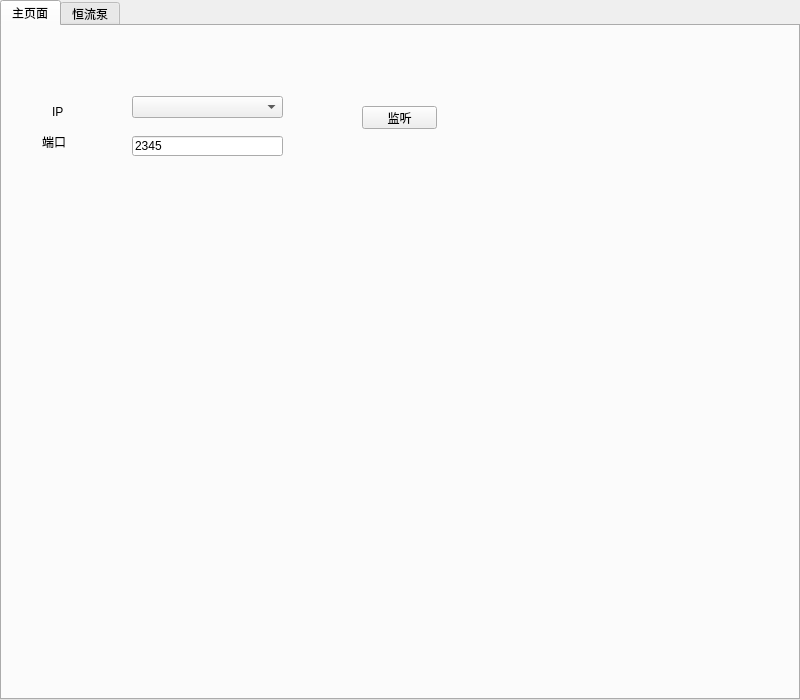
First picture: the form in mainwindow.ui, repository SanAntonioS/DFC_V2, before the edit.
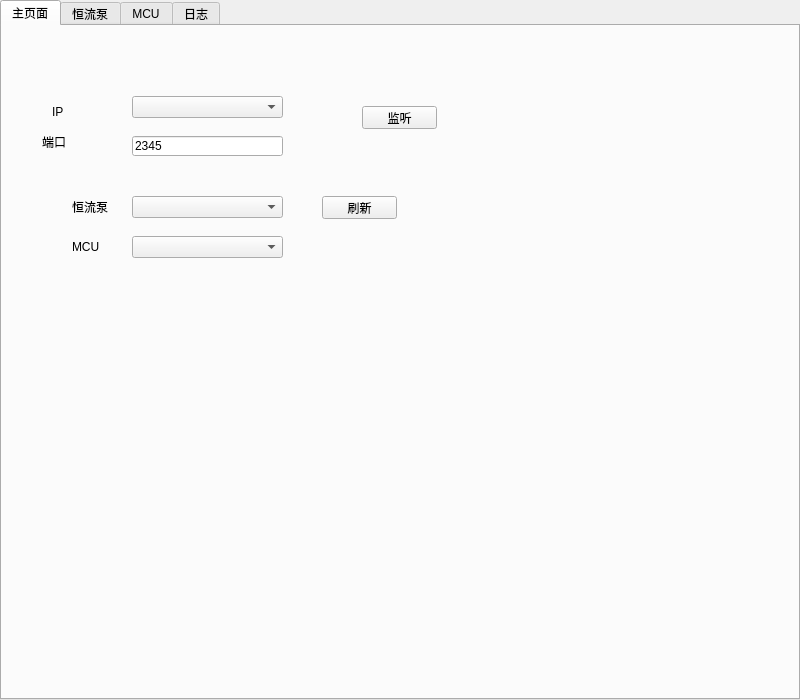
Second picture: the form after the edit.

The edit to the form file:
```diff
--- a/mainwindow.ui
+++ b/mainwindow.ui
@@ -92,6 +92,65 @@
        <string>端口</string>
       </property>
      </widget>
+     <widget class="QComboBox" name="cboxP500">
+      <property name="geometry">
+       <rect>
+        <x>130</x>
+        <y>170</y>
+        <width>151</width>
+        <height>22</height>
+       </rect>
+      </property>
+     </widget>
+     <widget class="QComboBox" name="cboxMCU">
+      <property name="geometry">
+       <rect>
+        <x>130</x>
+        <y>210</y>
+        <width>151</width>
+        <height>22</height>
+       </rect>
+      </property>
+     </widget>
+     <widget class="QLabel" name="label_3">
+      <property name="geometry">
+       <rect>
+        <x>70</x>
+        <y>170</y>
+        <width>54</width>
+        <height>21</height>
+       </rect>
+      </property>
+      <property name="text">
+       <string>恒流泵</string>
+      </property>
+     </widget>
+     <widget class="QLabel" name="label_10">
+      <property name="geometry">
+       <rect>
+        <x>70</x>
+        <y>210</y>
+        <width>54</width>
+        <height>21</height>
+       </rect>
+      </property>
+      <property name="text">
+       <string>MCU</string>
+      </property>
+     </widget>
+     <widget class="QPushButton" name="btnFresh">
+      <property name="geometry">
+       <rect>
+        <x>320</x>
+        <y>170</y>
+        <width>75</width>
+        <height>23</height>
+       </rect>
+      </property>
+      <property name="text">
+       <string>刷新</string>
+      </property>
+     </widget>
     </widget>
     <widget class="QWidget" name="tabP500">
      <attribute name="title">
@@ -535,6 +594,16 @@
       </widget>
      </widget>
     </widget>
+    <widget class="QWidget" name="tab">
+     <attribute name="title">
+      <string>MCU</string>
+     </attribute>
+    </widget>
+    <widget class="QWidget" name="tab_2">
+     <attribute name="title">
+      <string>日志</string>
+     </attribute>
+    </widget>
    </widget>
   </widget>
  </widget>
```
